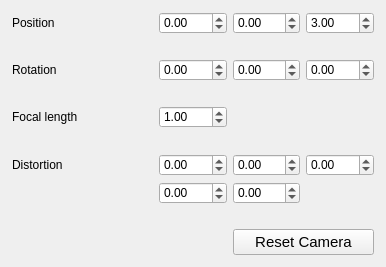
thmoa/smpl_viewer, file assets/camera_widget.ui: the form before one commit.
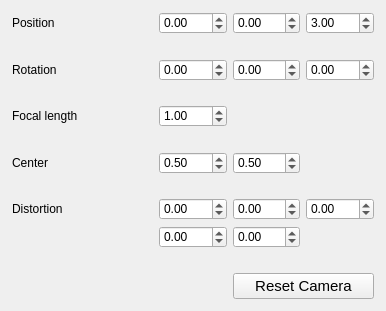
The form after the commit.

Commit message: migrated to PyQt5, added camera center option

Diff of the .ui file:
```diff
--- a/assets/camera_widget.ui
+++ b/assets/camera_widget.ui
@@ -7,7 +7,7 @@
     <x>0</x>
     <y>0</y>
     <width>386</width>
-    <height>267</height>
+    <height>311</height>
    </rect>
   </property>
   <property name="windowTitle">
@@ -40,28 +40,41 @@
     </property>
     <item row="0" column="0">
      <layout class="QGridLayout" name="gridLayout_2">
-      <item row="9" column="4" colspan="2">
-       <widget class="QPushButton" name="reset">
-        <property name="styleSheet">
-         <string notr="true">font: 11pt;</string>
+      <item row="4" column="3">
+       <widget class="QDoubleSpinBox" name="focal_len">
+        <property name="minimum">
+         <double>0.100000000000000</double>
         </property>
+        <property name="singleStep">
+         <double>0.100000000000000</double>
+        </property>
+        <property name="value">
+         <double>1.000000000000000</double>
+        </property>
+       </widget>
+      </item>
+      <item row="4" column="1" colspan="2">
+       <widget class="QLabel" name="label_3">
         <property name="text">
-         <string>Reset Camera</string>
+         <string>Focal length</string>
         </property>
        </widget>
       </item>
-      <item row="6" column="5">
-       <widget class="QDoubleSpinBox" name="dist_0">
-        <property name="minimum">
-         <double>-99.989999999999995</double>
+      <item row="7" column="1" colspan="5">
+       <spacer name="verticalSpacer_4">
+        <property name="orientation">
+         <enum>Qt::Vertical</enum>
         </property>
-        <property name="singleStep">
-         <double>0.100000000000000</double>
+        <property name="sizeHint" stdset="0">
+         <size>
+          <width>20</width>
+          <height>40</height>
+         </size>
         </property>
-       </widget>
+       </spacer>
       </item>
-      <item row="6" column="3">
-       <widget class="QDoubleSpinBox" name="dist_2">
+      <item row="0" column="3">
+       <widget class="QDoubleSpinBox" name="pos_0">
         <property name="minimum">
          <double>-99.989999999999995</double>
         </property>
@@ -70,8 +83,8 @@
         </property>
        </widget>
       </item>
-      <item row="7" column="3">
-       <widget class="QDoubleSpinBox" name="dist_3">
+      <item row="2" column="5">
+       <widget class="QDoubleSpinBox" name="rot_2">
         <property name="minimum">
          <double>-99.989999999999995</double>
         </property>
@@ -80,8 +93,8 @@
         </property>
        </widget>
       </item>
-      <item row="7" column="4">
-       <widget class="QDoubleSpinBox" name="dist_4">
+      <item row="2" column="4">
+       <widget class="QDoubleSpinBox" name="rot_1">
         <property name="minimum">
          <double>-99.989999999999995</double>
         </property>
@@ -90,13 +103,30 @@
         </property>
        </widget>
       </item>
-      <item row="0" column="4">
-       <widget class="QDoubleSpinBox" name="pos_1">
-        <property name="minimum">
-         <double>-99.989999999999995</double>
+      <item row="3" column="1" colspan="5">
+       <spacer name="verticalSpacer_3">
+        <property name="orientation">
+         <enum>Qt::Vertical</enum>
         </property>
-        <property name="singleStep">
-         <double>0.100000000000000</double>
+        <property name="sizeHint" stdset="0">
+         <size>
+          <width>20</width>
+          <height>40</height>
+         </size>
+        </property>
+       </spacer>
+      </item>
+      <item row="8" column="1" colspan="2">
+       <widget class="QLabel" name="label_4">
+        <property name="text">
+         <string>Distortion</string>
+        </property>
+       </widget>
+      </item>
+      <item row="2" column="1" colspan="2">
+       <widget class="QLabel" name="label_2">
+        <property name="text">
+         <string>Rotation</string>
         </property>
        </widget>
       </item>
@@ -116,35 +146,38 @@
         </property>
        </widget>
       </item>
-      <item row="2" column="1" colspan="2">
-       <widget class="QLabel" name="label_2">
-        <property name="text">
-         <string>Rotation</string>
+      <item row="0" column="4">
+       <widget class="QDoubleSpinBox" name="pos_1">
+        <property name="minimum">
+         <double>-99.989999999999995</double>
         </property>
+        <property name="singleStep">
+         <double>0.100000000000000</double>
+        </property>
        </widget>
       </item>
-      <item row="6" column="1" colspan="2">
-       <widget class="QLabel" name="label_4">
-        <property name="text">
-         <string>Distortion</string>
+      <item row="9" column="4">
+       <widget class="QDoubleSpinBox" name="dist_4">
+        <property name="minimum">
+         <double>-99.989999999999995</double>
         </property>
+        <property name="singleStep">
+         <double>0.100000000000000</double>
+        </property>
        </widget>
       </item>
-      <item row="3" column="1" colspan="5">
-       <spacer name="verticalSpacer_3">
-        <property name="orientation">
-         <enum>Qt::Vertical</enum>
+      <item row="9" column="3">
+       <widget class="QDoubleSpinBox" name="dist_3">
+        <property name="minimum">
+         <double>-99.989999999999995</double>
         </property>
-        <property name="sizeHint" stdset="0">
-         <size>
-          <width>20</width>
-          <height>40</height>
-         </size>
+        <property name="singleStep">
+         <double>0.100000000000000</double>
         </property>
-       </spacer>
+       </widget>
       </item>
-      <item row="2" column="4">
-       <widget class="QDoubleSpinBox" name="rot_1">
+      <item row="8" column="3">
+       <widget class="QDoubleSpinBox" name="dist_2">
         <property name="minimum">
          <double>-99.989999999999995</double>
         </property>
@@ -153,8 +186,8 @@
         </property>
        </widget>
       </item>
-      <item row="2" column="5">
-       <widget class="QDoubleSpinBox" name="rot_2">
+      <item row="8" column="5">
+       <widget class="QDoubleSpinBox" name="dist_0">
         <property name="minimum">
          <double>-99.989999999999995</double>
         </property>
@@ -163,7 +196,43 @@
         </property>
        </widget>
       </item>
-      <item row="6" column="4">
+      <item row="11" column="4" colspan="2">
+       <widget class="QPushButton" name="reset">
+        <property name="styleSheet">
+         <string notr="true">font: 11pt;</string>
+        </property>
+        <property name="text">
+         <string>Reset Camera</string>
+        </property>
+       </widget>
+      </item>
+      <item row="10" column="1" colspan="5">
+       <spacer name="verticalSpacer">
+        <property name="orientation">
+         <enum>Qt::Vertical</enum>
+        </property>
+        <property name="sizeHint" stdset="0">
+         <size>
+          <width>20</width>
+          <height>40</height>
+         </size>
+        </property>
+       </spacer>
+      </item>
+      <item row="1" column="1" colspan="5">
+       <spacer name="verticalSpacer_2">
+        <property name="orientation">
+         <enum>Qt::Vertical</enum>
+        </property>
+        <property name="sizeHint" stdset="0">
+         <size>
+          <width>20</width>
+          <height>40</height>
+         </size>
+        </property>
+       </spacer>
+      </item>
+      <item row="8" column="4">
        <widget class="QDoubleSpinBox" name="dist_1">
         <property name="minimum">
          <double>-99.989999999999995</double>
@@ -186,49 +255,6 @@
         </property>
        </widget>
       </item>
-      <item row="4" column="1" colspan="2">
-       <widget class="QLabel" name="label_3">
-        <property name="text">
-         <string>Focal length</string>
-        </property>
-       </widget>
-      </item>
-      <item row="4" column="3">
-       <widget class="QDoubleSpinBox" name="focal_len">
-        <property name="minimum">
-         <double>0.100000000000000</double>
-        </property>
-        <property name="singleStep">
-         <double>0.100000000000000</double>
-        </property>
-        <property name="value">
-         <double>1.000000000000000</double>
-        </property>
-       </widget>
-      </item>
-      <item row="0" column="3">
-       <widget class="QDoubleSpinBox" name="pos_0">
-        <property name="minimum">
-         <double>-99.989999999999995</double>
-        </property>
-        <property name="singleStep">
-         <double>0.100000000000000</double>
-        </property>
-       </widget>
-      </item>
-      <item row="5" column="1" colspan="5">
-       <spacer name="verticalSpacer_4">
-        <property name="orientation">
-         <enum>Qt::Vertical</enum>
-        </property>
-        <property name="sizeHint" stdset="0">
-         <size>
-          <width>20</width>
-          <height>40</height>
-         </size>
-        </property>
-       </spacer>
-      </item>
       <item row="0" column="1" colspan="2">
        <widget class="QLabel" name="label">
         <property name="text">
@@ -236,8 +262,8 @@
         </property>
        </widget>
       </item>
-      <item row="1" column="1" colspan="5">
-       <spacer name="verticalSpacer_2">
+      <item row="5" column="1" colspan="5">
+       <spacer name="verticalSpacer_5">
         <property name="orientation">
          <enum>Qt::Vertical</enum>
         </property>
@@ -249,18 +275,44 @@
         </property>
        </spacer>
       </item>
-      <item row="8" column="1" colspan="5">
-       <spacer name="verticalSpacer">
-        <property name="orientation">
-         <enum>Qt::Vertical</enum>
+      <item row="6" column="1" colspan="2">
+       <widget class="QLabel" name="label_5">
+        <property name="text">
+         <string>Center</string>
         </property>
-        <property name="sizeHint" stdset="0">
-         <size>
-          <width>20</width>
-          <height>40</height>
-         </size>
+       </widget>
+      </item>
+      <item row="6" column="3">
+       <widget class="QDoubleSpinBox" name="center_0">
+        <property name="minimum">
+         <double>0.100000000000000</double>
         </property>
-       </spacer>
+        <property name="maximum">
+         <double>0.900000000000000</double>
+        </property>
+        <property name="singleStep">
+         <double>0.010000000000000</double>
+        </property>
+        <property name="value">
+         <double>0.500000000000000</double>
+        </property>
+       </widget>
+      </item>
+      <item row="6" column="4">
+       <widget class="QDoubleSpinBox" name="center_1">
+        <property name="minimum">
+         <double>0.100000000000000</double>
+        </property>
+        <property name="maximum">
+         <double>0.900000000000000</double>
+        </property>
+        <property name="singleStep">
+         <double>0.010000000000000</double>
+        </property>
+        <property name="value">
+         <double>0.500000000000000</double>
+        </property>
+       </widget>
       </item>
      </layout>
     </item>
```
The commit also changes 6 other files.
